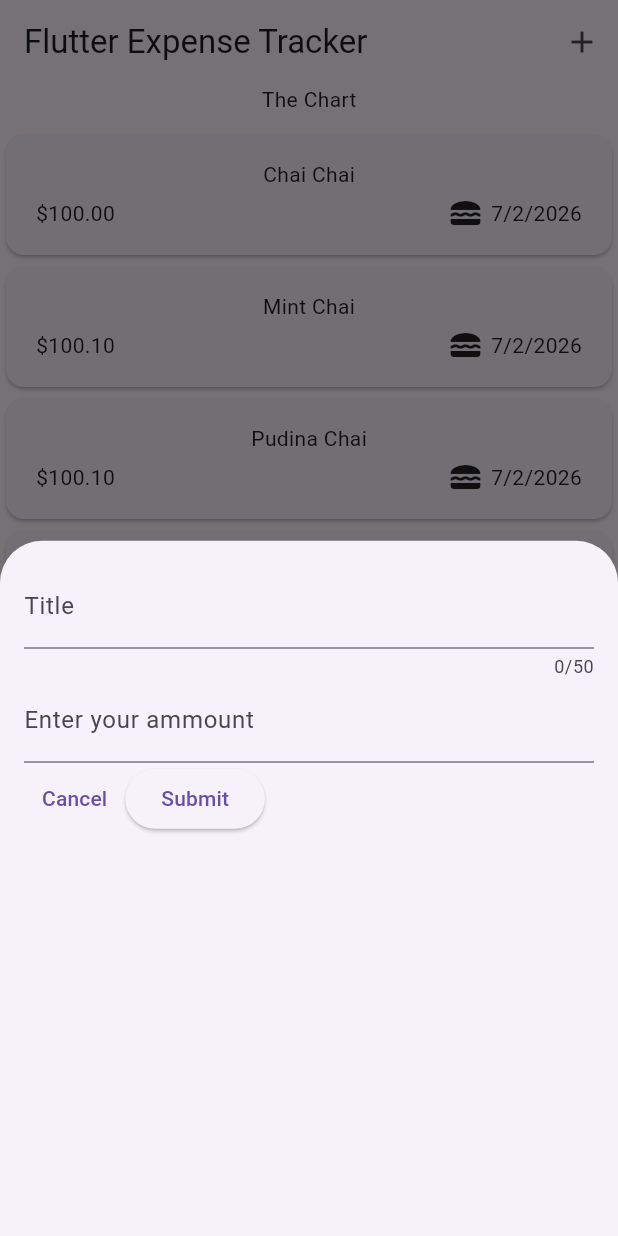
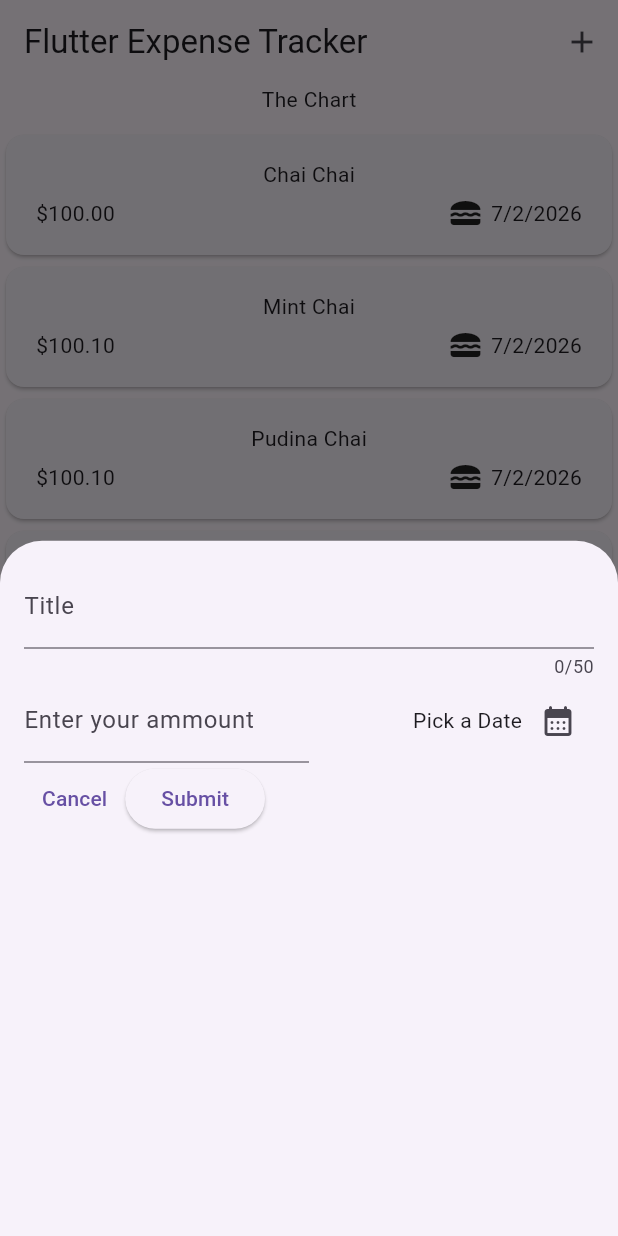
Before and after one commit to DeepSarkar1221/flutter_section5, a Flutter app: the screen it shows after launch, after a tap on the "add" icon, on a phone screen of 412 x 824 dp. Run offline on Flutter 3.47's test engine with Material 3 defaults, Android fonts, the phone set to English and light mode, and no system bars.

Commit message:
add date picker

```diff
--- a/lib/new_expense.dart
+++ b/lib/new_expense.dart
@@ -12,6 +12,14 @@ class NewExpense extends StatefulWidget {
 class _NewExpensesState extends State<NewExpense> {
   final _titleController = TextEditingController();
   final _ammountController = TextEditingController();
+
+  void _presentDataSelect() {
+    final now = DateTime.now();
+    final first=DateTime(now.year-1);
+    final last = DateTime(now.year+1, now.month, now.day + 3);
+
+    showDatePicker(context: context, firstDate: first, lastDate: last);
+  }
 
   @override
   void dispose() {
@@ -31,13 +39,32 @@ class _NewExpensesState extends State<NewExpense> {
             maxLength: 50,
             decoration: InputDecoration(label: Text("Title")),
           ),
-          TextField(
+          Row(
+            children: [
+              Expanded(
+                child: TextField(
                   controller: _ammountController,
                   keyboardType: TextInputType.number,
                   decoration: InputDecoration(
                     prefixText: '\$ ',
                     label: Text("Enter your ammount"),
                   ),
+                ),
+              ),
+              Expanded(
+                child: Row(
+                  mainAxisAlignment: MainAxisAlignment.end,
+                  crossAxisAlignment: CrossAxisAlignment.center,
+                  children: [
+                    Text("Pick a Date"),
+                    IconButton(
+                      onPressed:_presentDataSelect,
+                      icon: Icon(Icons.calendar_month_rounded),
+                    ),
+                  ],
+                ),
+              ),
+            ],
           ),
           Row(
             children: [
--- a/lib/widget/expenses.dart
+++ b/lib/widget/expenses.dart
@@ -64,10 +64,7 @@ class _ExpensesState extends State<Expenses> {
   ];
 
   void _openAddExpenseOverlay() {
-    showModalBottomSheet(
-      context: context,
-      builder: (ctx) => NewExpense(),
-    );
+    showModalBottomSheet(context: context, builder: (ctx) => NewExpense());
   }
 
   @override
@@ -76,8 +73,12 @@ class _ExpensesState extends State<Expenses> {
       appBar: AppBar(
         title: Text("Flutter Expense Tracker"),
 
-        actions: [IconButton(onPressed: _openAddExpenseOverlay
-        , icon: Icon(Icons.add))],
+        actions: [
+          IconButton(
+            onPressed: _openAddExpenseOverlay,
+            icon: Icon(Icons.add)
+          ),
+        ],
       ),
       body: Column(
         children: [
```
Lines whose indentation alone changed are shown as unchanged.
